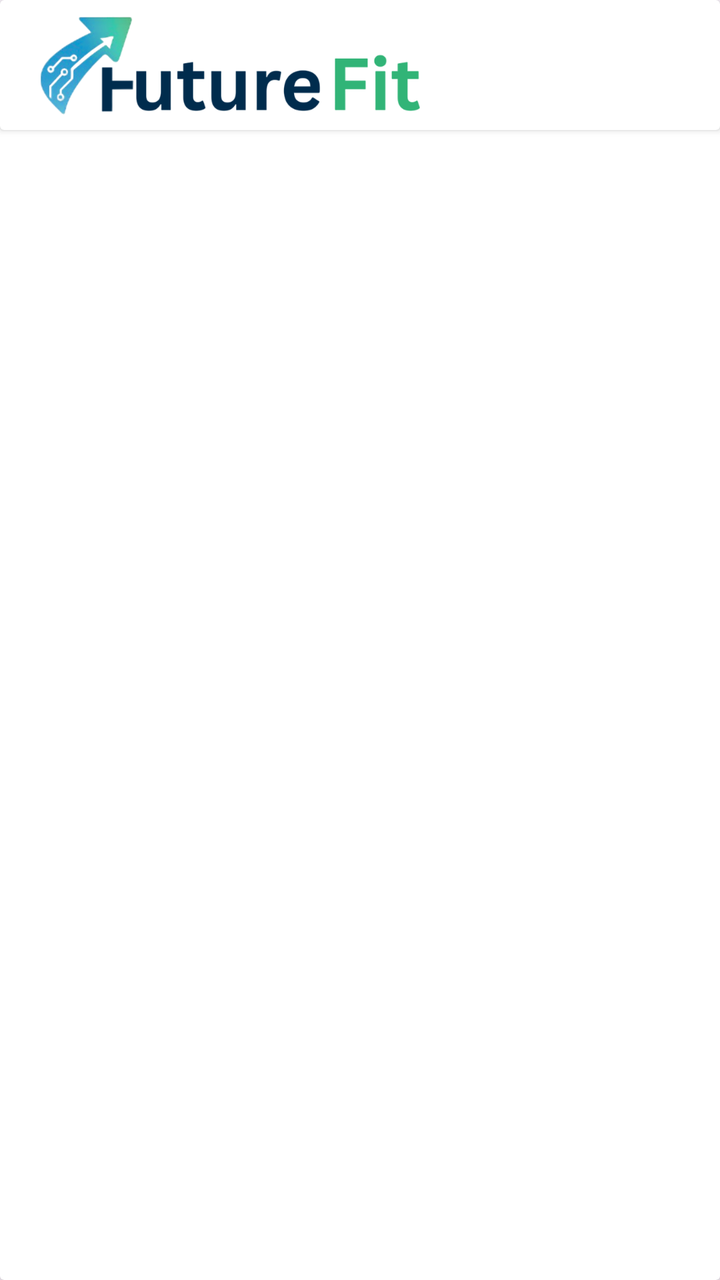
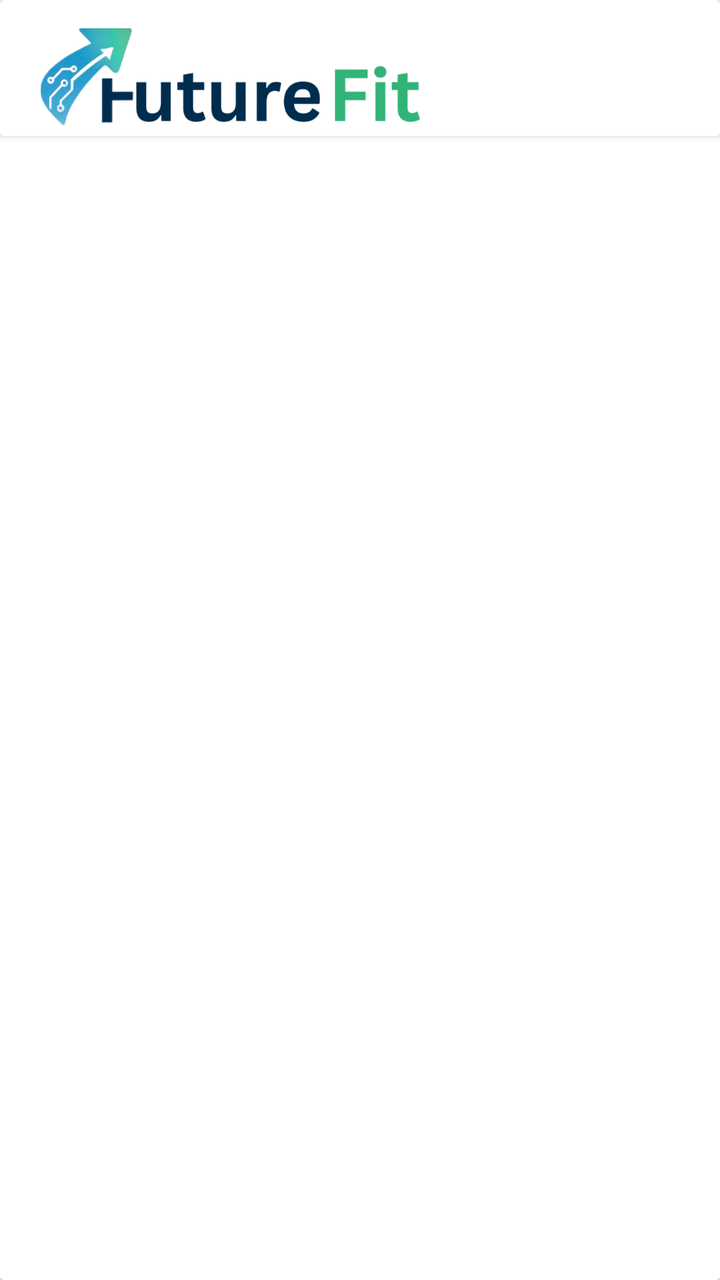

The first picture is an Android layout as it rendered before a commit; the second is the same layout after the commit. The layout source and the unified diff follow.
<!-- AndroidManifest.xml: application theme Theme.FutureFit -->
<!-- res/layout/toolbar.xml -->
<?xml version="1.0" encoding="utf-8"?>
<androidx.cardview.widget.CardView xmlns:android="http://schemas.android.com/apk/res/android"
    android:layout_width="match_parent"
    android:layout_height="wrap_content">

    <androidx.cardview.widget.CardView
        android:layout_width="match_parent"
        android:layout_height="wrap_content"
        >
        <ImageView
            android:id="@+id/imageView1"
            android:layout_width="200dp"
            android:layout_marginStart="15dp"
            android:layout_height="65dp"
            android:src="@drawable/finallogo2" />
    </androidx.cardview.widget.CardView>

</androidx.cardview.widget.CardView>
<!-- resources referenced by this layout -->
<resources>
  <!-- drawable finallogo2: png bitmap (drawable, 57293 bytes) -->
  <style name="Theme.FutureFit" parent="Base.Theme.FutureFit" />
  <style name="Base.Theme.FutureFit" parent="Theme.Material3.DayNight.NoActionBar">
          
          
      </style>
</resources>

<!-- the commit's change to res/layout/toolbar.xml (unified diff, before → after) -->
@@ -11,7 +11,8 @@
             android:id="@+id/imageView1"
             android:layout_width="200dp"
             android:layout_marginStart="15dp"
-            android:layout_height="65dp"
+            android:layout_height="60dp"
+            android:layout_marginTop="8dp"
             android:src="@drawable/finallogo2" />
     </androidx.cardview.widget.CardView>
 
